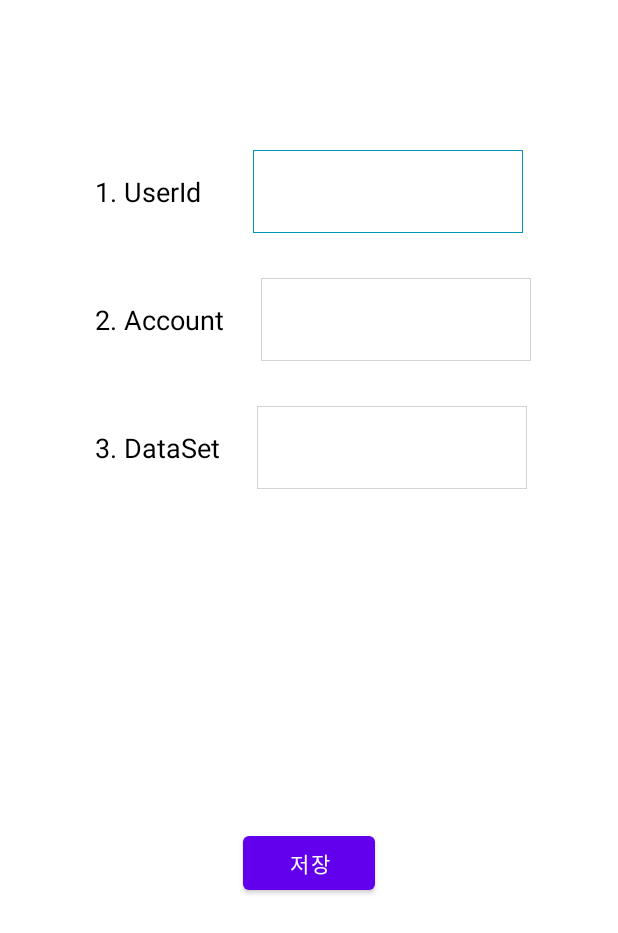
After one commit to GP-Salesforce/mcp-push-app, an Android app: the layout content_main.xml on its own in the app's theme, with its tools: preview values and no code run, on a phone screen of 412 x 824 dp. The commit adds this screen. Shown: the top 933 px of the screen. Run offline under Robolectric (Android 15) with nearby library versions, the phone set to English and light mode, and no system bars.

Commit message:
[aos][java] MCP SDK 삽입, id, account 설정 화면 구현

```diff
--- a/McpPushDemo_aos_java/McpPushDemo_AOS/app/build.gradle
+++ b/McpPushDemo_aos_java/McpPushDemo_AOS/app/build.gradle
@@ -12,12 +12,11 @@ android {
         versionCode rootProject.ext.currentVerCode
         versionName rootProject.ext.currentVerName
         multiDexEnabled true
-
-        testInstrumentationRunner "androidx.test.runner.AndroidJUnitRunner"
     }
 
     buildFeatures {
         buildConfig = true
+        viewBinding = true
     }
 
     buildTypes {
@@ -56,5 +55,6 @@ dependencies {
     // When using the BoM, don't specify versions in Firebase dependencies
     implementation 'com.google.firebase:firebase-analytics'
 
-
+    // MCP SDK 추가
+    implementation('com.evergage.android:evergage-android-sdk:1.4.0@aar') { transitive = true }
 }
--- a/McpPushDemo_aos_java/McpPushDemo_AOS/app/src/main/AndroidManifest.xml
+++ b/McpPushDemo_aos_java/McpPushDemo_AOS/app/src/main/AndroidManifest.xml
@@ -9,7 +9,7 @@
         android:fullBackupContent="@xml/backup_rules"
         android:icon="@mipmap/ic_launcher"
         android:label="@string/app_name"
-        android:roundIcon="@mipmap/ic_launcher_round"
+        android:roundIcon="@mipmap/ic_launcher"
         android:supportsRtl="true"
         android:theme="@style/Theme.McpPushDemo_AOS">
 
@@ -22,6 +22,10 @@
                 <category android:name="android.intent.category.LAUNCHER" />
             </intent-filter>
         </activity>
+        <activity
+            android:name="com.evergage.android.EvergageActivity"
+            android:exported="true"
+            tools:node="remove"/>
     </application>
 
 </manifest>
--- /dev/null
+++ b/McpPushDemo_aos_java/McpPushDemo_AOS/app/src/main/res/drawable/bg_et.xml
@@ -0,0 +1,19 @@
+<?xml version="1.0" encoding="utf-8"?>
+<selector xmlns:android="http://schemas.android.com/apk/res/android">
+    <item android:state_focused="false">
+        <shape>
+            <stroke
+                android:width="0.88dp"
+                android:color="#D3D3D3"/>
+            <solid android:color="@color/white" />
+        </shape>
+    </item>
+    <item android:state_focused="true">
+        <shape>
+            <stroke
+                android:width="0.88dp"
+                android:color="#0494B6"/>
+            <solid android:color="@android:color/white" />
+        </shape>
+    </item>
+</selector>
--- /dev/null
+++ b/McpPushDemo_aos_java/McpPushDemo_AOS/app/src/main/res/layout/content_main.xml
@@ -0,0 +1,159 @@
+<?xml version="1.0" encoding="utf-8"?>
+<androidx.constraintlayout.widget.ConstraintLayout xmlns:android="http://schemas.android.com/apk/res/android"
+    xmlns:app="http://schemas.android.com/apk/res-auto"
+    android:layout_width="match_parent"
+    android:layout_height="match_parent"
+    app:layout_behavior="@string/appbar_scrolling_view_behavior">
+
+
+    <LinearLayout
+        android:id="@+id/ll_1st"
+        android:layout_width="wrap_content"
+        android:layout_height="55dp"
+        android:layout_marginTop="100dp"
+        android:layout_marginBottom="100dp"
+        android:gravity="center"
+        android:orientation="horizontal"
+        app:layout_constraintEnd_toEndOf="parent"
+        app:layout_constraintStart_toStartOf="parent"
+        app:layout_constraintTop_toTopOf="parent">
+
+        <TextView
+            android:id="@+id/tv_userId"
+            android:layout_width="wrap_content"
+            android:layout_height="wrap_content"
+            android:singleLine="true"
+            android:text="1. UserId "
+            android:textColor="@color/black"
+            android:textSize="18dp" />
+
+        <EditText
+            android:id="@+id/et_userId"
+            android:layout_width="180dp"
+            android:layout_height="match_parent"
+            android:layout_gravity="center"
+            android:layout_marginStart="30dp"
+            android:layout_weight="0.74"
+            android:background="@drawable/bg_et"
+            android:gravity="center"
+            android:imeOptions="actionNext"
+            android:singleLine="true"
+            android:textSize="18dp" />
+
+    </LinearLayout>
+
+    <LinearLayout
+        android:id="@+id/ll_2nd"
+        android:layout_width="wrap_content"
+        android:layout_height="55dp"
+        android:layout_marginTop="30dp"
+        android:gravity="center"
+        android:orientation="horizontal"
+        app:layout_constraintStart_toStartOf="@id/ll_1st"
+        app:layout_constraintTop_toBottomOf="@id/ll_1st">
+
+        <TextView
+            android:id="@+id/tv_account"
+            android:layout_width="wrap_content"
+            android:layout_height="wrap_content"
+            android:singleLine="true"
+            android:text="2. Account "
+            android:textColor="@color/black"
+            android:textSize="18dp" />
+
+        <EditText
+            android:id="@+id/et_account"
+            android:layout_width="180dp"
+            android:layout_height="match_parent"
+            android:layout_gravity="center"
+            android:layout_marginStart="20dp"
+            android:layout_weight="0.74"
+            android:background="@drawable/bg_et"
+            android:gravity="center"
+            android:imeOptions="actionNext"
+            android:singleLine="true"
+            android:textSize="18dp" />
+
+    </LinearLayout>
+
+    <LinearLayout
+        android:id="@+id/ll_3rd"
+        android:layout_width="wrap_content"
+        android:layout_height="55dp"
+        android:layout_marginTop="30dp"
+        android:gravity="center"
+        android:orientation="horizontal"
+        app:layout_constraintStart_toStartOf="@id/ll_2nd"
+        app:layout_constraintTop_toBottomOf="@id/ll_2nd">
+
+        <TextView
+            android:id="@+id/tv_dataset"
+            android:layout_width="wrap_content"
+            android:layout_height="wrap_content"
+            android:singleLine="true"
+            android:text="3. DataSet "
+            android:textColor="@color/black"
+            android:textSize="18dp" />
+
+        <EditText
+            android:id="@+id/et_dataset"
+            android:layout_width="180dp"
+            android:layout_height="match_parent"
+            android:layout_gravity="center"
+            android:layout_marginStart="20dp"
+            android:layout_weight="0.74"
+            android:background="@drawable/bg_et"
+            android:gravity="center"
+            android:imeOptions="actionNext"
+            android:singleLine="true"
+            android:textSize="18dp" />
+
+    </LinearLayout>
+
+    <Button
+        android:id="@+id/bt_save"
+        android:layout_width="wrap_content"
+        android:layout_height="wrap_content"
+        android:text="저장"
+        app:layout_constraintBottom_toBottomOf="parent"
+        app:layout_constraintEnd_toEndOf="parent"
+        app:layout_constraintStart_toStartOf="parent"
+        app:layout_constraintTop_toBottomOf="@id/ll_3rd" />
+
+    <TextView
+        android:id="@+id/tv_version"
+        android:layout_width="wrap_content"
+        android:layout_height="wrap_content"
+        android:layout_marginTop="20dp"
+        android:textAppearance="?android:attr/textAppearanceListItem"
+        android:textStyle="bold"
+        app:layout_constraintTop_toBottomOf="@id/bt_save"/>
+
+    <TextView
+        android:id="@+id/tv_density"
+        android:layout_width="wrap_content"
+        android:layout_height="wrap_content"
+        android:layout_marginTop="10dp"
+        android:layout_marginEnd="20dp"
+        android:paddingBottom="16dp"
+        android:textAppearance="?android:attr/textAppearanceListItem"
+        android:textStyle="bold"
+        app:layout_constraintTop_toBottomOf="@id/tv_version"/>
+
+
+    <TextView
+        android:id="@+id/tv_ppi"
+        android:layout_width="wrap_content"
+        android:layout_height="wrap_content"
+        android:layout_marginTop="10dp"
+        android:layout_marginStart="20dp"
+        android:paddingBottom="16dp"
+        android:textAppearance="?android:attr/textAppearanceListItem"
+        android:textStyle="bold"
+        app:layout_constraintTop_toBottomOf="@id/tv_version"
+        app:layout_constraintStart_toEndOf="@id/tv_density"/>
+
+
+
+
+</androidx.constraintlayout.widget.ConstraintLayout>
--- a/McpPushDemo_aos_java/McpPushDemo_AOS/app/src/main/res/mipmap-anydpi-v26/ic_launcher.xml
+++ /dev/null
@@ -1,6 +0,0 @@
-<?xml version="1.0" encoding="utf-8"?>
-<adaptive-icon xmlns:android="http://schemas.android.com/apk/res/android">
-    <background android:drawable="@drawable/ic_launcher_background" />
-    <foreground android:drawable="@drawable/ic_launcher_foreground" />
-    <monochrome android:drawable="@drawable/ic_launcher_foreground" />
-</adaptive-icon>
--- a/McpPushDemo_aos_java/McpPushDemo_AOS/app/src/main/res/mipmap-anydpi-v26/ic_launcher_round.xml
+++ /dev/null
@@ -1,6 +0,0 @@
-<?xml version="1.0" encoding="utf-8"?>
-<adaptive-icon xmlns:android="http://schemas.android.com/apk/res/android">
-    <background android:drawable="@drawable/ic_launcher_background" />
-    <foreground android:drawable="@drawable/ic_launcher_foreground" />
-    <monochrome android:drawable="@drawable/ic_launcher_foreground" />
-</adaptive-icon>
--- a/McpPushDemo_aos_java/McpPushDemo_AOS/app/src/main/res/values/colors.xml
+++ b/McpPushDemo_aos_java/McpPushDemo_AOS/app/src/main/res/values/colors.xml
@@ -1,5 +1,10 @@
 <?xml version="1.0" encoding="utf-8"?>
 <resources>
+    <color name="purple_200">#FFBB86FC</color>
+    <color name="purple_500">#FF6200EE</color>
+    <color name="purple_700">#FF3700B3</color>
+    <color name="teal_200">#FF03DAC5</color>
+    <color name="teal_700">#FF018786</color>
     <color name="black">#FF000000</color>
     <color name="white">#FFFFFFFF</color>
 </resources>
--- /dev/null
+++ b/McpPushDemo_aos_java/McpPushDemo_AOS/app/src/main/res/values/dimens.xml
@@ -0,0 +1,3 @@
+<resources>
+    <dimen name="fab_margin">16dp</dimen>
+</resources>
--- a/McpPushDemo_aos_java/McpPushDemo_AOS/app/src/main/res/values/strings.xml
+++ b/McpPushDemo_aos_java/McpPushDemo_AOS/app/src/main/res/values/strings.xml
@@ -1,3 +1,5 @@
 <resources>
     <string name="app_name">GP-McpPushDemo</string>
+    <string name="evergage_scheme">evg59dik</string>
+
 </resources>
--- a/McpPushDemo_aos_java/McpPushDemo_AOS/app/src/main/res/values/themes.xml
+++ b/McpPushDemo_aos_java/McpPushDemo_AOS/app/src/main/res/values/themes.xml
@@ -1,9 +1,25 @@
 <resources xmlns:tools="http://schemas.android.com/tools">
     <!-- Base application theme. -->
-    <style name="Base.Theme.McpPushDemo_AOS" parent="Theme.Material3.DayNight.NoActionBar">
-        <!-- Customize your light theme here. -->
-        <!-- <item name="colorPrimary">@color/my_light_primary</item> -->
+    <style name="Theme.McpPushDemo_AOS" parent="Theme.MaterialComponents.DayNight.DarkActionBar">
+        <!-- Primary brand color. -->
+        <item name="colorPrimary">@color/purple_500</item>
+        <item name="colorPrimaryVariant">@color/purple_700</item>
+        <item name="colorOnPrimary">@color/white</item>
+        <!-- Secondary brand color. -->
+        <item name="colorSecondary">@color/teal_200</item>
+        <item name="colorSecondaryVariant">@color/teal_700</item>
+        <item name="colorOnSecondary">@color/black</item>
+        <!-- Status bar color. -->
+        <item name="android:statusBarColor">?attr/colorPrimaryVariant</item>
+        <!-- Customize your theme here. -->
     </style>
 
-    <style name="Theme.McpPushDemo_AOS" parent="Base.Theme.McpPushDemo_AOS" />
+    <style name="Theme.McpPushDemo_AOS.NoActionBar">
+        <item name="windowActionBar">false</item>
+        <item name="windowNoTitle">true</item>
+    </style>
+
+    <style name="Theme.McpPushDemo_AOS.AppBarOverlay" parent="ThemeOverlay.AppCompat.Dark.ActionBar" />
+
+    <style name="Theme.McpPushDemo_AOS.PopupOverlay" parent="ThemeOverlay.AppCompat.Light" />
 </resources>
```
Also changed, not shown: McpPushDemo_aos_java/McpPushDemo_AOS/app/src/main/java/com/goldenplanet/mcppushdemo_aos/GlobalApp.java (+28 -0 lines), McpPushDemo_aos_java/McpPushDemo_AOS/app/src/main/java/com/goldenplanet/mcppushdemo_aos/activity/MainActivity.java (+62 -1 lines), McpPushDemo_aos_java/McpPushDemo_AOS/app/src/main/java/com/goldenplanet/mcppushdemo_aos/util/CommonUtil.java (added, +50 -0 lines), McpPushDemo_aos_java/McpPushDemo_AOS/app/src/main/java/com/goldenplanet/mcppushdemo_aos/util/SharedPrefHelper.java (added, +58 -0 lines), McpPushDemo_aos_java/McpPushDemo_AOS/app/src/main/res/layout/activity_main.xml (+29 -8 lines).
